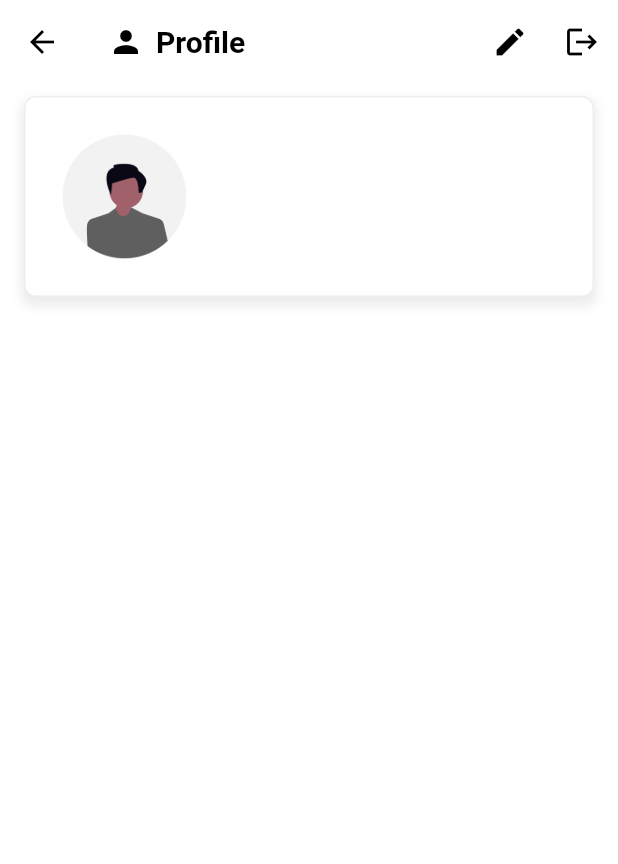
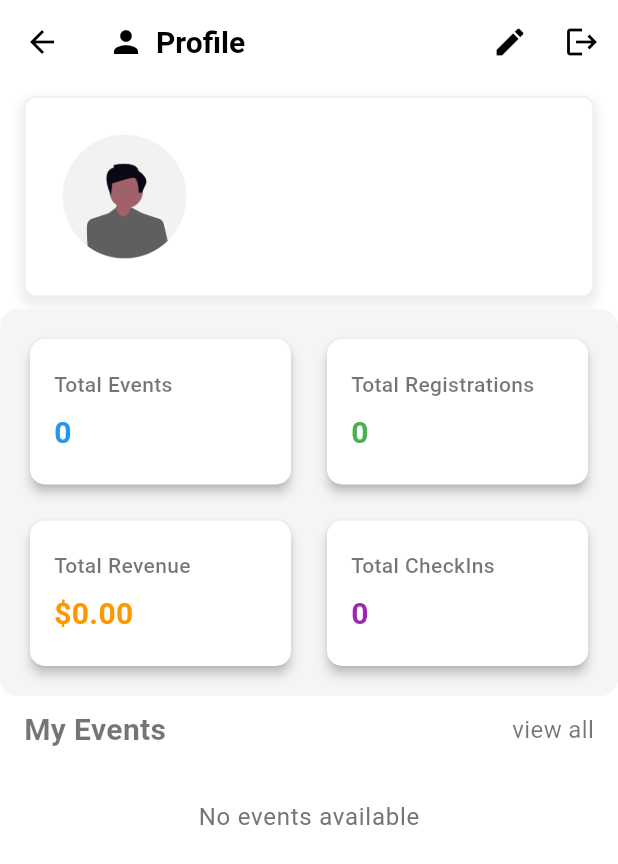
Before and after one commit to BenjaminMwambakulu/event_manager_local, a Flutter app: the ProfileScreen screen opened directly, on a phone screen of 412 x 824 dp. Shown: the top 864 px of the screen. Run offline on Flutter 3.47's test engine with Material 3 defaults, Android fonts, the phone set to English and light mode, and no system bars; our stand-ins replace cached_network_image, carousel_slider, image_picker, qr_flutter, shared_preferences, supabase_flutter; accounts and stored records are empty.

Commit message:
feat(Profiles): update organiser event list and profile screen
- Add "My Events" header with "view all" option in organiser event list
- Rename Profile to ProfileScreen to avoid naming conflict
- Implement edit profile functionality in profile screen
- Update EventListTiles default haveMenu parameter to false
- Add file_selector dependency for cross-platform file selection
- Add image_picker dependency for profile picture upload

```diff
--- a/lib/screens/Profiles/organiser_event_list.dart
+++ b/lib/screens/Profiles/organiser_event_list.dart
@@ -38,6 +38,25 @@
         onRefresh: () async => _refresh(),
         child: Column(
           children: [
+            Padding(
+              padding: const EdgeInsets.symmetric(
+                horizontal: 16.0,
+                vertical: 8,
+              ),
+              child: Row(
+                children: [
+                  Text(
+                    "My Events",
+                    style: TextStyle(fontSize: 20, fontWeight: FontWeight.bold),
+                  ),
+                  Spacer(),
+                  InkWell(
+                    onTap: () {},
+                    child: Text("view all", style: TextStyle(fontSize: 16)),
+                  ),
+                ],
+              ),
+            ),
             EventListTiles(events: _events, onTap: (event) {}, haveMenu: true),
           ],
         ),
--- a/lib/screens/Profiles/profile.dart
+++ /dev/null
@@ -1,57 +0,0 @@
-import 'package:event_manager_local/screens/Profiles/build_profile_row.dart';
-import 'package:event_manager_local/services/profile_service.dart';
-import 'package:flutter/material.dart';
-import 'package:supabase_flutter/supabase_flutter.dart';
-import 'package:event_manager_local/models/profile.dart';
-
-// Renamed from Profile to ProfileScreen to avoid naming conflict with Profile model
-class ProfileScreen extends StatefulWidget {
-  const ProfileScreen({super.key});
-
-  @override
-  State<ProfileScreen> createState() => _ProfileScreenState();
-}
-
-class _ProfileScreenState extends State<ProfileScreen> {
-  final SupabaseClient _supabase = Supabase.instance.client;
-  final ProfileService _profileService = ProfileService();
-  Profile? _profile;
-
-  // Get the user profile information
-  void getProfile() async{
-    final user = await _profileService.getProfile();
-    setState(() {
-      _profile = user;
-    });
-  }
-
-
-  @override
-  Widget build(BuildContext context) {
-    return Scaffold(
-      appBar: AppBar(
-        title: Row(
-          children: [Icon(Icons.person), SizedBox(width: 8), Text('Profile')],
-        ),
-        actions: [
-          IconButton(onPressed: () {}, icon: Icon(Icons.edit)),
-          IconButton(
-            onPressed: () {
-              _supabase.auth.signOut();
-            },
-            icon: Icon(Icons.logout),
-          ),
-        ],
-      ),
-      body: SingleChildScrollView(
-        child: Column(
-          children: [
-            _profile == null
-              ? Center(child: CircularProgressIndicator())
-              : buildProfileRow(_profile!),
-          ],
-        ),
-      ),
-    );
-  }
-}
--- a/lib/widgets/event_list_tiles.dart
+++ b/lib/widgets/event_list_tiles.dart
@@ -9,7 +9,7 @@
     this.title,
     this.limit,
     this.onTap,
-    this.haveMenu = true,
+    this.haveMenu = false,
     this.onEdit,
     this.onDelete,
   });
--- a/pubspec.yaml
+++ b/pubspec.yaml
@@ -41,6 +41,7 @@
   supabase_flutter: ^2.10.1
   qr_flutter: ^4.0.0
   cached_network_image: ^3.4.1
+  image_picker: ^1.2.0
 
 dev_dependencies:
   flutter_test:
```
Also changed, not shown: lib/screens/Profiles/edit_profile.dart (added, +159 -0 lines), lib/screens/Profiles/profile_screen.dart (+10 -1 lines), pubspec.lock, 5 other files.
